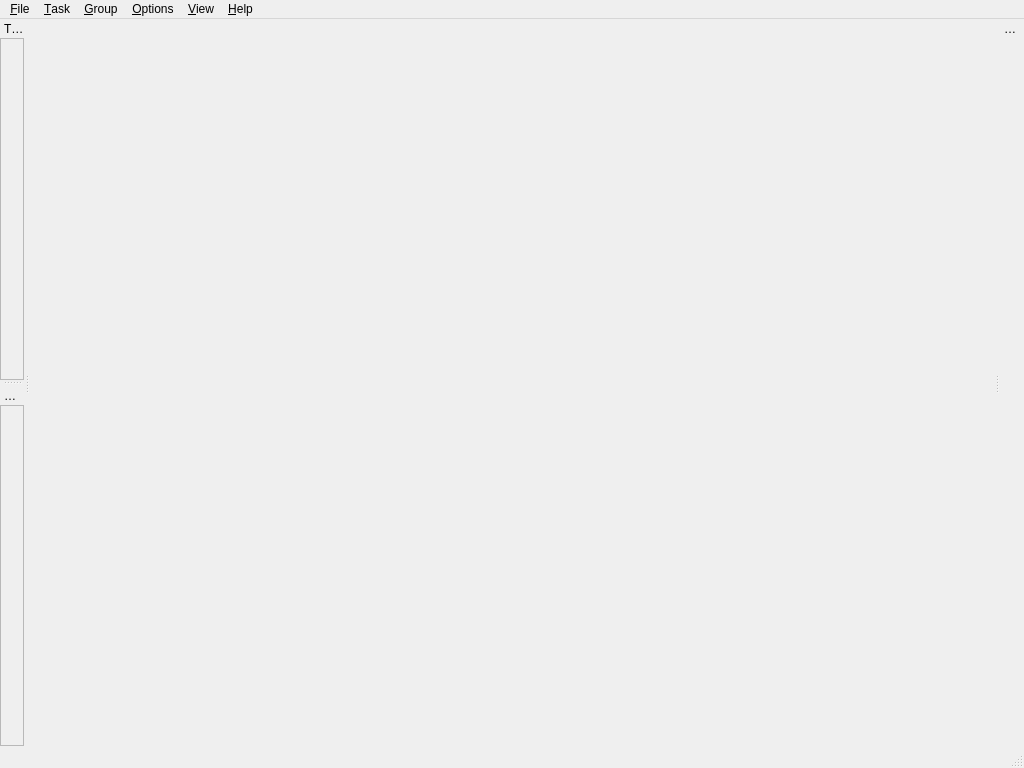
The window that app/sys/sys_gui/src/main_window.ui (eclipse-ecal/ecal) describes before a commit, drawn with Qt 5.
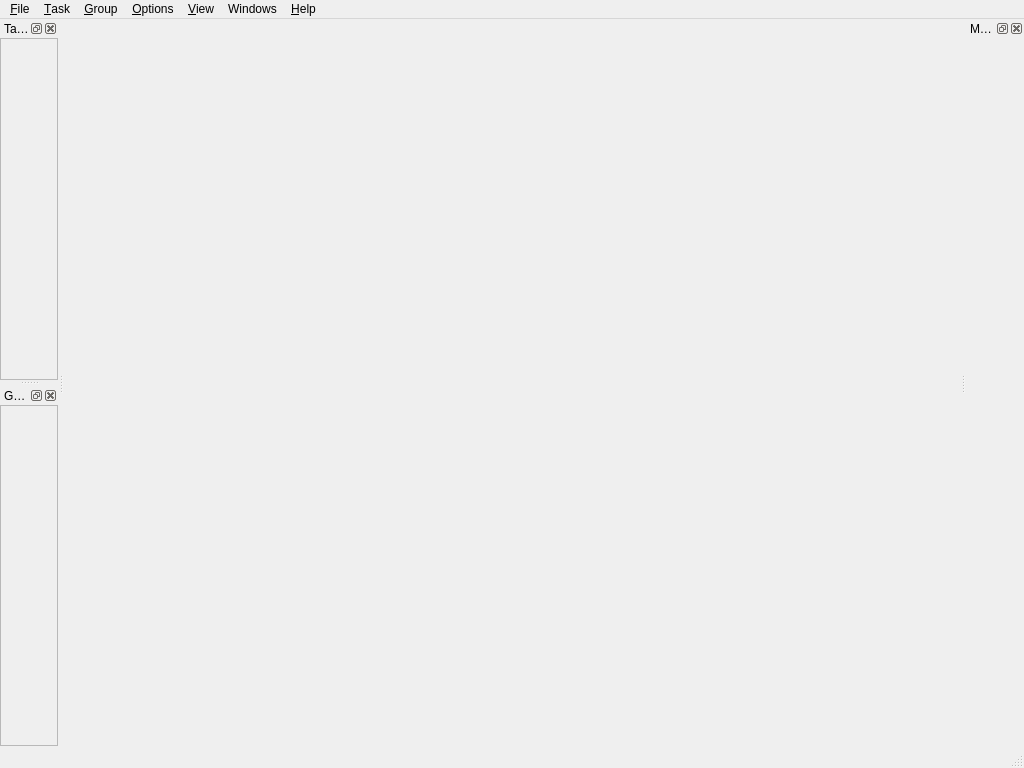
The same window after the commit. Icons and pictures are not drawn. Custom widgets are drawn as their Qt base class.

The edit to the form file:
```diff
--- a/app/sys/sys_gui/src/main_window.ui
+++ b/app/sys/sys_gui/src/main_window.ui
@@ -229,11 +229,17 @@
     <addaction name="action_group_expand"/>
     <addaction name="action_group_collapse"/>
    </widget>
+   <widget class="QMenu" name="menu_windows">
+    <property name="title">
+     <string>Windows</string>
+    </property>
+   </widget>
    <addaction name="menu_file"/>
    <addaction name="menu_task"/>
    <addaction name="menu_group"/>
    <addaction name="menu_options"/>
    <addaction name="menu_view"/>
+   <addaction name="menu_windows"/>
    <addaction name="menu_help"/>
   </widget>
   <widget class="QStatusBar" name="status_bar"/>
@@ -241,9 +247,6 @@
    <property name="accessibleName">
     <string>MMA</string>
    </property>
-   <property name="features">
-    <set>QDockWidget::DockWidgetMovable</set>
-   </property>
    <property name="windowTitle">
     <string>MMA</string>
    </property>
@@ -289,9 +292,6 @@
    </widget>
   </widget>
   <widget class="QDockWidget" name="tasks_dockwidget">
-   <property name="features">
-    <set>QDockWidget::DockWidgetMovable</set>
-   </property>
    <property name="windowTitle">
     <string>Tasks</string>
    </property>
@@ -324,9 +324,6 @@
    </widget>
   </widget>
   <widget class="QDockWidget" name="groups_dockwidget">
-   <property name="features">
-    <set>QDockWidget::DockWidgetMovable</set>
-   </property>
    <property name="windowTitle">
     <string>Groups</string>
    </property>
```
